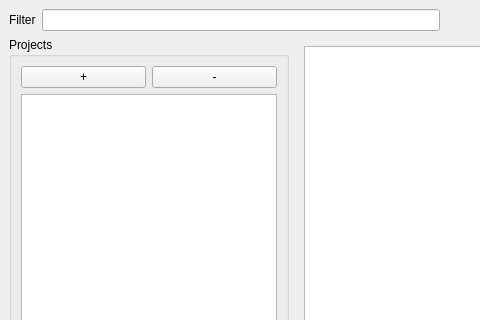
Qt form src/mainwindow.ui (jfouche/bbm) before a commit; both pictures show x 0 to 480 and y 0 to 320 of the 1018 by 739 pixel window.
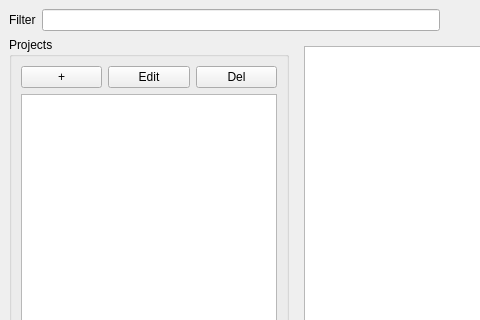
The same form after that commit.

Commit message: can edit project

Diff of the .ui file:
```diff
--- a/src/mainwindow.ui
+++ b/src/mainwindow.ui
@@ -81,7 +81,14 @@
              <item>
               <widget class="QPushButton" name="pushButton_2">
                <property name="text">
-                <string>-</string>
+                <string>Edit</string>
+               </property>
+              </widget>
+             </item>
+             <item>
+              <widget class="QPushButton" name="btnDelProject">
+               <property name="text">
+                <string>Del</string>
                </property>
               </widget>
              </item>
```
Left out of the diff: 37 changed lines with no effect on the pictures. The commit also changes 6 other files.
